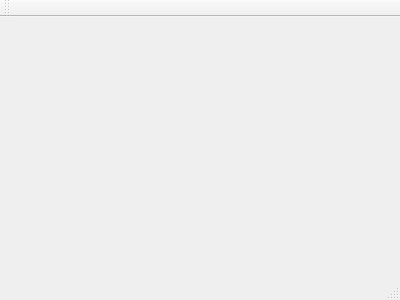
First picture: the form in KeepSolidTodo/mainwindow.ui, repository maksGuzz/keepSolidTest, before the edit.
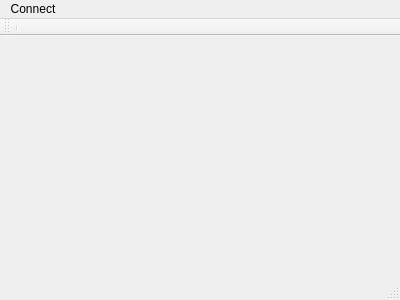
Second picture: the form after the edit.

Patch:
```diff
--- a/KeepSolidTodo/mainwindow.ui
+++ b/KeepSolidTodo/mainwindow.ui
@@ -12,13 +12,41 @@
   <property name="windowTitle" >
    <string>MainWindow</string>
   </property>
-  <widget class="QMenuBar" name="menuBar" />
-  <widget class="QToolBar" name="mainToolBar" />
-  <widget class="QWidget" name="centralWidget" />
-  <widget class="QStatusBar" name="statusBar" />
+  <widget class="QWidget" name="centralWidget"/>
+  <widget class="QMenuBar" name="menuBar">
+   <property name="geometry">
+    <rect>
+     <x>0</x>
+     <y>0</y>
+     <width>400</width>
+     <height>25</height>
+    </rect>
+   </property>
+   <widget class="QMenu" name="menuConnect">
+    <property name="title">
+     <string>Connect</string>
+    </property>
+    <addaction name="actionConnect"/>
+   </widget>
+   <addaction name="menuConnect"/>
+  </widget>
+  <widget class="QToolBar" name="mainToolBar">
+   <attribute name="toolBarArea">
+    <enum>TopToolBarArea</enum>
+   </attribute>
+   <attribute name="toolBarBreak">
+    <bool>true</bool>
+   </attribute>
+   <addaction name="separator"/>
+  </widget>
+  <widget class="QStatusBar" name="statusBar"/>
+  <action name="actionConnect">
+   <property name="text">
+    <string>Connect</string>
+   </property>
+  </action>
  </widget>
- <layoutDefault spacing="6" margin="11" />
- <pixmapfunction></pixmapfunction>
+ <layoutdefault spacing="6" margin="11"/>
  <resources/>
  <connections/>
 </ui>
```
Left out of the diff: 7 changed lines with no effect on the pictures.
